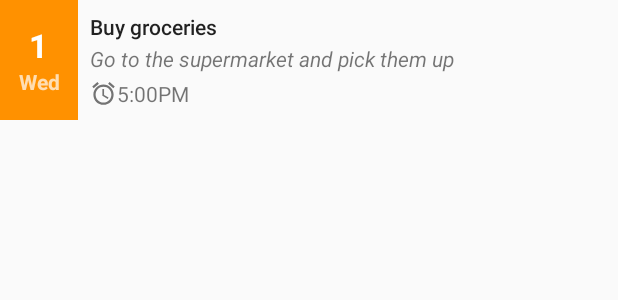
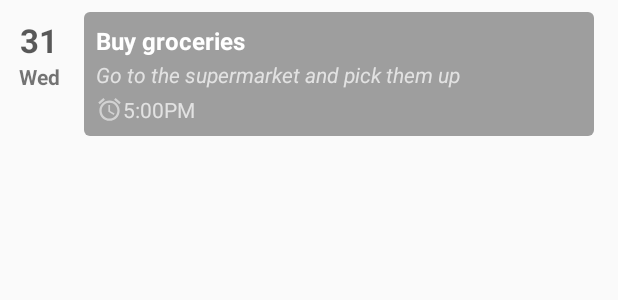
Before and after one commit to teobaranga/T-Tasks, an Android app: the layout layout_item_task.xml on its own in the app's theme, with its tools: preview values and no code run, on a phone screen of 412 x 824 dp. Shown: the top 300 px of the screen. Run offline under Robolectric (Android 15) with nearby library versions, the phone set to English and light mode, and no system bars.

Commit message:
Task list redesign
- remember last viewed task list
- update libraries
- add Apache 2.0 license
- update README

```diff
--- a/t-tasks/build.gradle
+++ b/t-tasks/build.gradle
@@ -62,7 +62,7 @@ dependencies {
     compile 'com.greysonparrelli.permiso:permiso:0.1.3'
     compile 'com.jakewharton:butterknife:7.0.1'
     compile 'com.jakewharton.timber:timber:4.1.0'
-    compile('com.mikepenz:aboutlibraries:5.3.6@aar') { transitive = true }
+    compile('com.mikepenz:aboutlibraries:5.5.1@aar') { transitive = true }
     compile 'com.mikepenz:google-material-typeface:2.2.0.1@aar'
     compile('com.mikepenz:materialdrawer:4.6.4@aar') { transitive = true }
     compile 'com.squareup.picasso:picasso:2.5.2'
--- /dev/null
+++ b/t-tasks/src/main/java/com/teo/ttasks/ui/base/MvpView.java
@@ -0,0 +1,4 @@
+package com.teo.ttasks.ui.base;
+
+public interface MvpView {
+}
--- a/t-tasks/src/main/java/com/teo/ttasks/ui/fragments/tasks/TasksFragment.java
+++ b/t-tasks/src/main/java/com/teo/ttasks/ui/fragments/tasks/TasksFragment.java
@@ -15,7 +15,6 @@ import android.widget.Toast;
 import com.teo.ttasks.R;
 import com.teo.ttasks.TTasksApp;
 import com.teo.ttasks.data.model.Task;
-import com.teo.ttasks.ui.DividerItemDecoration;
 import com.teo.ttasks.ui.activities.main.MainActivity;
 import com.teo.ttasks.ui.adapters.TasksAdapter;
 import com.teo.ttasks.ui.base.BaseFragment;
@@ -85,7 +84,7 @@ public class TasksFragment extends BaseFragment implements TasksView, SwipeRefre
         // All the task items have the same size
         mTaskList.setHasFixedSize(true);
         mTaskList.setLayoutManager(new LinearLayoutManager(getContext()));
-        mTaskList.addItemDecoration(new DividerItemDecoration(getContext(), null));
+        //mTaskList.addItemDecoration(new DividerItemDecoration(getContext(), null));
         mTaskList.setAdapter(mTasksAdapter);
 
         mFloatingActionButton.setOnClickListener(view1 -> Toast.makeText(getContext(), "Click", Toast.LENGTH_SHORT).show());
--- a/t-tasks/src/main/java/com/teo/ttasks/ui/fragments/tasks/TasksView.java
+++ b/t-tasks/src/main/java/com/teo/ttasks/ui/fragments/tasks/TasksView.java
@@ -2,8 +2,9 @@ package com.teo.ttasks.ui.fragments.tasks;
 
 import android.support.annotation.NonNull;
 
+import com.teo.ttasks.data.model.Task;
 import com.teo.ttasks.injection.AnyThread;
-import com.teo.ttasks.data.model.Task;
+import com.teo.ttasks.ui.base.MvpView;
 
 import io.realm.RealmResults;
 
@@ -11,7 +12,7 @@ import io.realm.RealmResults;
  * Main purpose of such interfaces — hide details of View implementation,
  * such as hundred methods of {@link android.support.v4.app.Fragment}.
  */
-public interface TasksView {
+public interface TasksView extends MvpView {
 
     // Presenter does not know about Main Thread. It's a detail of View implementation!
     @AnyThread
--- /dev/null
+++ b/t-tasks/src/main/res/drawable/background_task_date.xml
@@ -0,0 +1,8 @@
+<?xml version="1.0" encoding="UTF-8"?>
+<shape xmlns:android="http://schemas.android.com/apk/res/android">
+
+    <solid android:color="@color/task_background"/>
+
+    <corners android:radius="4dp"/>
+
+</shape>
--- a/t-tasks/src/main/res/drawable/ic_alarm_18dp.xml
+++ b/t-tasks/src/main/res/drawable/ic_alarm_18dp.xml
@@ -6,6 +6,6 @@
     android:viewportHeight="24.0"
     android:viewportWidth="24.0">
     <path
-        android:fillColor="#FF000000"
+        android:fillColor="#FFF"
         android:pathData="M22,5.72l-4.6,-3.86 -1.29,1.53 4.6,3.86L22,5.72zM7.88,3.39L6.6,1.86 2,5.71l1.29,1.53 4.59,-3.85zM12.5,8H11v6l4.75,2.85 0.75,-1.23 -4,-2.37V8zM12,4c-4.97,0 -9,4.03 -9,9s4.02,9 9,9c4.97,0 9,-4.03 9,-9s-4.03,-9 -9,-9zm0,16c-3.87,0 -7,-3.13 -7,-7s3.13,-7 7,-7 7,3.13 7,7 -3.13,7 -7,7z"/>
 </vector>
--- a/t-tasks/src/main/res/layout/fragment_tasks.xml
+++ b/t-tasks/src/main/res/layout/fragment_tasks.xml
@@ -40,6 +40,8 @@
             android:layout_width="match_parent"
             android:layout_height="match_parent"
             android:clipToPadding="false"
+            android:paddingTop="8dp"
+            android:paddingBottom="80dp"
             android:scrollbars="vertical"
             tools:listitem="@layout/layout_item_task"/>
 
--- a/t-tasks/src/main/res/layout/layout_item_task.xml
+++ b/t-tasks/src/main/res/layout/layout_item_task.xml
@@ -4,35 +4,36 @@
     xmlns:tools="http://schemas.android.com/tools"
     android:layout_width="match_parent"
     android:layout_height="wrap_content"
-    android:background="?android:attr/selectableItemBackground"
     android:orientation="horizontal">
 
-    <LinearLayout
+    <FrameLayout
         android:layout_width="wrap_content"
-        android:layout_height="match_parent"
-        android:background="@color/colorAccent">
+        android:layout_height="wrap_content"
+        android:layout_marginLeft="10dp"
+        android:layout_marginStart="10dp"
+        android:layout_marginTop="12dp">
 
         <!-- 52dp in order to align the task title with the activity title -->
         <!-- TODO: make this a dimen value -->
         <LinearLayout
-            android:layout_width="52dp"
-            android:layout_height="match_parent"
-            android:gravity="center"
-            android:orientation="vertical"
-            android:padding="8dp">
+            android:layout_width="wrap_content"
+            android:layout_height="wrap_content"
+            android:orientation="vertical">
 
             <TextView
                 android:id="@+id/date_day_number"
-                style="@style/TextAppearance.AppCompat.Large.Inverse"
+                style="@style/TextAppearance.AppCompat.Large"
                 android:layout_width="wrap_content"
                 android:layout_height="wrap_content"
                 android:layout_gravity="center_horizontal"
+                android:gravity="center"
                 android:textStyle="bold"
-                tools:text="1"/>
+                android:textColor="@color/task_day"
+                tools:text="31"/>
 
             <TextView
                 android:id="@+id/date_day_name"
-                style="@style/TextAppearance.AppCompat.Small.Inverse"
+                style="@style/TextAppearance.AppCompat.Small"
                 android:layout_width="wrap_content"
                 android:layout_height="wrap_content"
                 android:layout_gravity="center_horizontal"
@@ -43,28 +44,39 @@
 
         </LinearLayout>
 
-    </LinearLayout>
+    </FrameLayout>
 
-    <LinearLayout
+    <RelativeLayout
         android:layout_width="match_parent"
         android:layout_height="wrap_content"
-        android:orientation="vertical"
+        android:paddingBottom="8dp"
+        android:paddingLeft="14dp"
+        android:paddingRight="16dp"
+        android:paddingTop="8dp">
+
+        <RelativeLayout
+            android:layout_width="match_parent"
+            android:layout_height="wrap_content"
+            android:minHeight="58dp"
+            android:background="@drawable/background_task_date"
             android:padding="8dp">
 
             <TextView
                 android:id="@+id/task_title"
-            style="@style/TextAppearance.AppCompat.Body2"
+                style="@style/TextAppearance.AppCompat.Subhead.Inverse"
                 android:layout_width="wrap_content"
                 android:layout_height="wrap_content"
                 android:layout_marginBottom="2dp"
                 android:singleLine="true"
+                android:textStyle="bold"
                 tools:text="Buy groceries"/>
 
             <TextView
                 android:id="@+id/task_description"
-            style="@style/TextAppearance.AppCompat.Small"
+                style="@style/TextAppearance.AppCompat.Small.Inverse"
                 android:layout_width="wrap_content"
                 android:layout_height="wrap_content"
+                android:layout_below="@+id/task_title"
                 android:layout_marginBottom="4dp"
                 android:singleLine="true"
                 android:textStyle="italic"
@@ -72,15 +84,18 @@
 
             <TextView
                 android:id="@+id/task_reminder"
-            style="@style/TextAppearance.AppCompat.Small"
+                style="@style/TextAppearance.AppCompat.Small.Inverse"
                 android:layout_width="wrap_content"
                 android:layout_height="wrap_content"
+                android:layout_below="@+id/task_description"
                 android:drawableLeft="@drawable/ic_alarm_18dp"
                 android:drawableStart="@drawable/ic_alarm_18dp"
                 android:gravity="bottom"
                 android:singleLine="true"
                 tools:text="5:00PM"/>
 
-    </LinearLayout>
+        </RelativeLayout>
+
+    </RelativeLayout>
 
 </LinearLayout>
--- a/t-tasks/src/main/res/values/colors.xml
+++ b/t-tasks/src/main/res/values/colors.xml
@@ -4,6 +4,10 @@
     <color name="colorPrimary">@color/brown_500</color>
     <color name="colorPrimaryDark">@color/brown_700</color>
     <color name="colorAccent">@color/orange_A400</color>
+
+    <!-- Task item -->
+    <color name="task_background">#9E9E9E</color>
+    <color name="task_day">#a5000000</color>
 
     <!-- Material Colors -->
     <!-- https://gist.github.com/kalehv/bae765c756e94455ed88 -->
--- a/t-tasks/src/main/res/values/strings.xml
+++ b/t-tasks/src/main/res/values/strings.xml
@@ -2,6 +2,10 @@
 <resources>
 
     <string name="app_name">T-Tasks</string>
+
+    <!-- Welcome -->
+    <string name="welcome">Welcome to T-Tasks</string>
+    <string name="welcome_description">All your tasks beautifully organized in one place and easy to manage, so you can focus on having a most productive day :)</string>
 
     <!-- Drawer items -->
     <string name="drawer_add_task_list">New task list</string>
```
Also changed, not shown: build.gradle (+4 -4 lines), t-tasks/src/main/java/com/teo/ttasks/data/local/PrefHelper.java (+13 -0 lines), t-tasks/src/main/java/com/teo/ttasks/ui/activities/main/MainActivity.java (+17 -2 lines), t-tasks/src/main/java/com/teo/ttasks/ui/adapters/TasksAdapter.java (+14 -0 lines), t-tasks/src/main/res/layout/activity_sign_in.xml (+31 -6 lines), 2 other files. Lines whose indentation alone changed are shown as unchanged.
